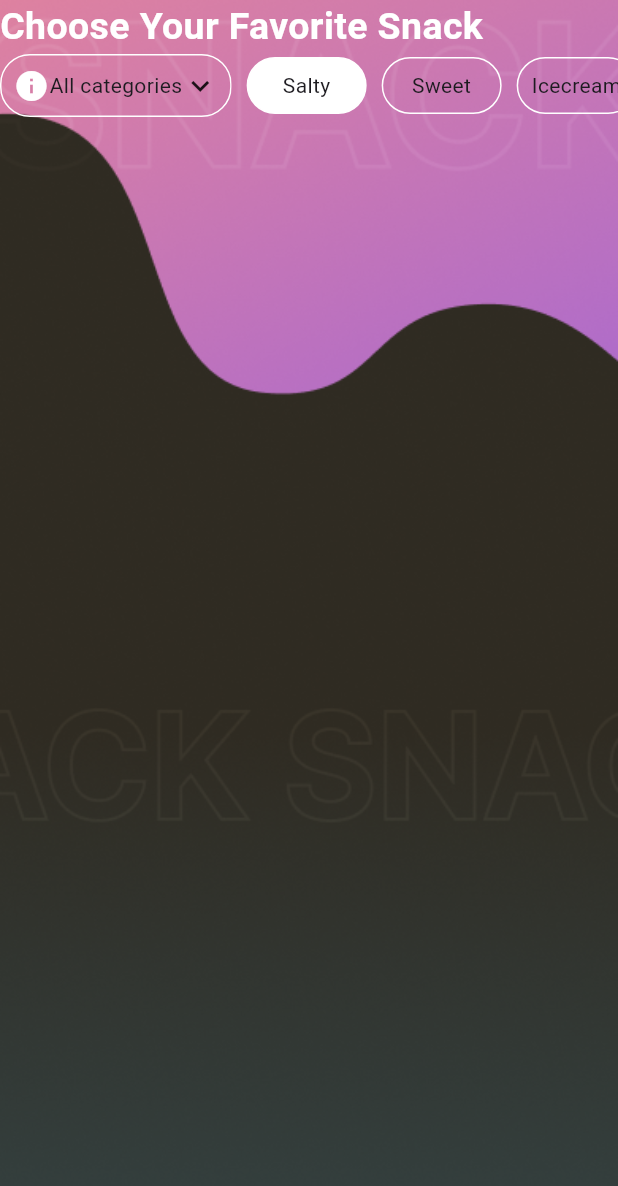
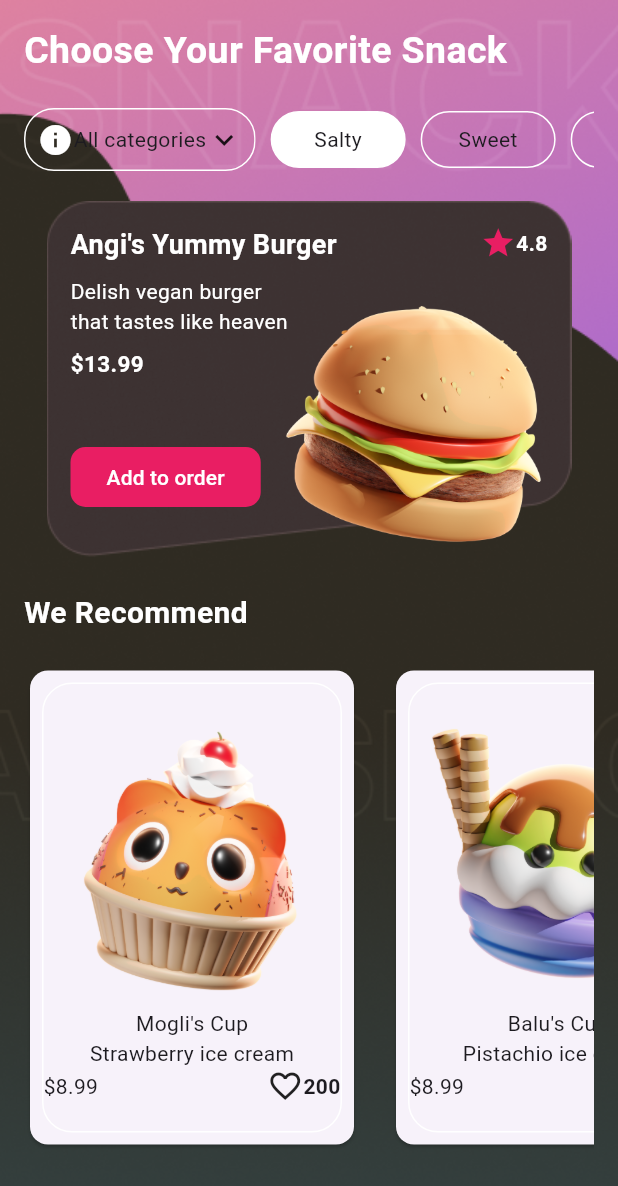
Before and after one commit to Jura17/p17_jp_app, a Flutter app: the screen it shows after launch, on a phone screen of 412 x 824 dp. Shown: the top 1186 px of the screen. Run offline on Flutter 3.47's test engine with Material 3 defaults, Android fonts, the phone set to English and light mode, and no system bars.

```diff
--- a/lib/main.dart
+++ b/lib/main.dart
@@ -1,6 +1,6 @@
 import 'package:flutter/material.dart';
-import 'package:p17_jp_app/main_screen.dart';
-import 'package:p17_jp_app/start_screen.dart';
+import 'package:p17_jp_app/screens/main_screen.dart';
+import 'package:p17_jp_app/screens/start_screen.dart';
 
 void main() {
   runApp(const MainApp());
--- a/lib/main_screen.dart
+++ /dev/null
@@ -1,113 +0,0 @@
-import 'dart:ui';
-
-import 'package:flutter/material.dart';
-import 'package:flutter/rendering.dart';
-
-class MainScreen extends StatelessWidget {
-  const MainScreen({super.key});
-
-  @override
-  Widget build(BuildContext context) {
-    return Scaffold(
-      body: Stack(
-        alignment: Alignment.bottomCenter,
-        children: [
-          Container(
-            decoration: BoxDecoration(
-              image: DecorationImage(
-                image: AssetImage("assets/backgrounds/bg_mainscreen.png"),
-                fit: BoxFit.cover,
-              ),
-            ),
-          ),
-          SafeArea(
-            child: Column(
-              crossAxisAlignment: CrossAxisAlignment.start,
-              children: [
-                Text(
-                  "Choose Your Favorite Snack",
-                  style: TextStyle(
-                      color: Colors.white,
-                      fontWeight: FontWeight.bold,
-                      fontSize: 25),
-                ),
-                SingleChildScrollView(
-                  scrollDirection: Axis.horizontal,
-                  child: Row(
-                    spacing: 10,
-                    children: [
-                      ClipRRect(
-                        child: Container(
-                          decoration: BoxDecoration(
-                            borderRadius: BorderRadius.circular(20),
-                            border: Border.all(color: Colors.white),
-                          ),
-                          child: Padding(
-                            padding: const EdgeInsets.all(8.0),
-                            child: Row(
-                              children: [
-                                Icon(
-                                  Icons.info,
-                                  color: Colors.white,
-                                ),
-                                Text("All categories"),
-                                Icon(Icons.keyboard_arrow_down)
-                              ],
-                            ),
-                          ),
-                        ),
-                      ),
-                      Container(
-                        width: 80,
-                        decoration: BoxDecoration(
-                          color: Colors.white,
-                          borderRadius: BorderRadius.circular(20),
-                          border: Border.all(color: Colors.white),
-                        ),
-                        child: Padding(
-                          padding: const EdgeInsets.all(8.0),
-                          child: Text(
-                            "Salty",
-                            textAlign: TextAlign.center,
-                          ),
-                        ),
-                      ),
-                      Container(
-                        width: 80,
-                        decoration: BoxDecoration(
-                          borderRadius: BorderRadius.circular(20),
-                          border: Border.all(color: Colors.white),
-                        ),
-                        child: Padding(
-                          padding: const EdgeInsets.all(8.0),
-                          child: Text(
-                            "Sweet",
-                            textAlign: TextAlign.center,
-                          ),
-                        ),
-                      ),
-                      Container(
-                        width: 80,
-                        decoration: BoxDecoration(
-                          borderRadius: BorderRadius.circular(20),
-                          border: Border.all(color: Colors.white),
-                        ),
-                        child: Padding(
-                          padding: const EdgeInsets.all(8.0),
-                          child: Text(
-                            "Icecream",
-                            textAlign: TextAlign.center,
-                          ),
-                        ),
-                      ),
-                    ],
-                  ),
-                )
-              ],
-            ),
-          )
-        ],
-      ),
-    );
-  }
-}
--- /dev/null
+++ b/lib/screens/main_screen.dart
@@ -0,0 +1,88 @@
+import 'package:flutter/material.dart';
+
+import 'package:p17_jp_app/widgets/recommendation_card.dart';
+import 'package:p17_jp_app/widgets/selected_snack.dart';
+import 'package:p17_jp_app/widgets/top_nav_bar.dart';
+
+class MainScreen extends StatelessWidget {
+  const MainScreen({super.key});
+
+  @override
+  Widget build(BuildContext context) {
+    return Scaffold(
+      body: Stack(
+        alignment: Alignment.bottomCenter,
+        children: [
+          Container(
+            decoration: BoxDecoration(
+              image: DecorationImage(
+                image: AssetImage("assets/backgrounds/bg_mainscreen.png"),
+                fit: BoxFit.cover,
+              ),
+            ),
+          ),
+          SafeArea(
+            child: Padding(
+              padding: const EdgeInsets.all(16.0),
+              child: Column(
+                spacing: 20,
+                crossAxisAlignment: CrossAxisAlignment.start,
+                children: [
+                  Text(
+                    "Choose Your Favorite Snack",
+                    style: TextStyle(
+                        color: Colors.white,
+                        fontWeight: FontWeight.bold,
+                        fontSize: 25),
+                  ),
+                  TopNavBar(),
+                  Center(
+                    child: SelectedSnack(
+                      dishTitle: "Angi's Yummy Burger",
+                      dishDescription:
+                          "Delish vegan burger\nthat tastes like heaven",
+                      imageURL: "assets/graphics/burger.png",
+                      price: 13.99,
+                      rating: 4.8,
+                    ),
+                  ),
+                  Text(
+                    "We Recommend",
+                    style: TextStyle(
+                        color: Colors.white,
+                        fontWeight: FontWeight.bold,
+                        fontSize: 20),
+                  ),
+                  SingleChildScrollView(
+                    scrollDirection: Axis.horizontal,
+                    child: Row(
+                      spacing: 20,
+                      children: [
+                        RecommendationCard(
+                          imageURL: "assets/graphics/cupkake_cat.png",
+                          dishTitle: "Mogli's Cup",
+                          dishDescription: "Strawberry ice cream",
+                          rating: 4.0,
+                          price: 8.99,
+                          noOflikes: 200,
+                        ),
+                        RecommendationCard(
+                          imageURL: "assets/graphics/icecream.png",
+                          dishTitle: "Balu's Cup",
+                          dishDescription: "Pistachio ice cream",
+                          rating: 4.5,
+                          price: 8.99,
+                          noOflikes: 187,
+                        ),
+                      ],
+                    ),
+                  )
+                ],
+              ),
+            ),
+          )
+        ],
+      ),
+    );
+  }
+}
--- a/lib/start_screen.dart
+++ b/lib/screens/start_screen.dart
@@ -1,5 +1,4 @@
 import 'dart:ui';
-
 import 'package:flutter/material.dart';
 
 class StartScreen extends StatelessWidget {
--- /dev/null
+++ b/lib/widgets/selected_snack.dart
@@ -0,0 +1,98 @@
+import 'package:flutter/material.dart';
+
+class SelectedSnack extends StatelessWidget {
+  final String dishTitle;
+  final String dishDescription;
+  final String imageURL;
+  final double price;
+  final double rating;
+
+  const SelectedSnack({
+    required this.dishTitle,
+    required this.dishDescription,
+    required this.imageURL,
+    required this.price,
+    required this.rating,
+    super.key,
+  });
+
+  @override
+  Widget build(BuildContext context) {
+    return SizedBox(
+      width: 350,
+      child: Stack(
+        children: [
+          Image(image: AssetImage("assets/details/cut_card.png")),
+          Row(
+            mainAxisAlignment: MainAxisAlignment.spaceBetween,
+            crossAxisAlignment: CrossAxisAlignment.start,
+            children: [
+              Padding(
+                padding: const EdgeInsets.all(16.0),
+                child: Column(
+                  spacing: 8,
+                  crossAxisAlignment: CrossAxisAlignment.start,
+                  children: [
+                    Text(
+                      dishTitle,
+                      style: TextStyle(
+                          fontSize: 18,
+                          color: Colors.white,
+                          fontWeight: FontWeight.bold),
+                    ),
+                    Text(
+                      dishDescription,
+                      style: TextStyle(color: Colors.white),
+                    ),
+                    Text(
+                      "\$$price",
+                      style: TextStyle(
+                          color: Colors.white,
+                          fontWeight: FontWeight.bold,
+                          fontSize: 15),
+                    ),
+                    SizedBox(
+                      height: 25,
+                    ),
+                    FilledButton(
+                      style: FilledButton.styleFrom(
+                          backgroundColor: Colors.pink,
+                          shape: RoundedRectangleBorder(
+                              borderRadius: BorderRadius.circular(10))),
+                      onPressed: () {},
+                      child: Text("Add to order"),
+                    )
+                  ],
+                ),
+              ),
+              Padding(
+                padding: const EdgeInsets.all(16.0),
+                child: Row(
+                  children: [
+                    Icon(
+                      Icons.star,
+                      color: Colors.pink,
+                    ),
+                    Text(
+                      rating.toString(),
+                      style: TextStyle(
+                          color: Colors.white, fontWeight: FontWeight.bold),
+                    )
+                  ],
+                ),
+              )
+            ],
+          ),
+          Positioned(
+            width: 200,
+            top: 50,
+            left: 150,
+            child: Image(
+              image: AssetImage(imageURL),
+            ),
+          )
+        ],
+      ),
+    );
+  }
+}
--- /dev/null
+++ b/lib/widgets/top_nav_bar.dart
@@ -0,0 +1,83 @@
+import 'package:flutter/material.dart';
+
+class TopNavBar extends StatelessWidget {
+  const TopNavBar({
+    super.key,
+  });
+
+  @override
+  Widget build(BuildContext context) {
+    return SingleChildScrollView(
+      scrollDirection: Axis.horizontal,
+      child: Row(
+        spacing: 10,
+        children: [
+          ClipRRect(
+            child: Container(
+              decoration: BoxDecoration(
+                borderRadius: BorderRadius.circular(20),
+                border: Border.all(color: Colors.white),
+              ),
+              child: Padding(
+                padding: const EdgeInsets.all(8.0),
+                child: Row(
+                  children: [
+                    Icon(
+                      Icons.info,
+                      color: Colors.white,
+                    ),
+                    Text("All categories"),
+                    Icon(Icons.keyboard_arrow_down)
+                  ],
+                ),
+              ),
+            ),
+          ),
+          Container(
+            width: 90,
+            decoration: BoxDecoration(
+              color: Colors.white,
+              borderRadius: BorderRadius.circular(20),
+              border: Border.all(color: Colors.white),
+            ),
+            child: Padding(
+              padding: const EdgeInsets.all(8.0),
+              child: Text(
+                "Salty",
+                textAlign: TextAlign.center,
+              ),
+            ),
+          ),
+          Container(
+            width: 90,
+            decoration: BoxDecoration(
+              borderRadius: BorderRadius.circular(20),
+              border: Border.all(color: Colors.white),
+            ),
+            child: Padding(
+              padding: const EdgeInsets.all(8.0),
+              child: Text(
+                "Sweet",
+                textAlign: TextAlign.center,
+              ),
+            ),
+          ),
+          Container(
+            width: 90,
+            decoration: BoxDecoration(
+              borderRadius: BorderRadius.circular(20),
+              border: Border.all(color: Colors.white),
+            ),
+            child: Padding(
+              padding: const EdgeInsets.all(8.0),
+              child: Text(
+                "Drinks",
+                textAlign: TextAlign.center,
+              ),
+            ),
+          ),
+        ],
+      ),
+    );
+  }
+}
--- a/pubspec.yaml
+++ b/pubspec.yaml
@@ -10,6 +10,7 @@ dependencies:
   flutter:
     sdk: flutter
 
+
 dev_dependencies:
   flutter_test:
     sdk: flutter
```
Also changed, not shown: lib/widgets/recommendation_card.dart (added, +260 -0 lines).
